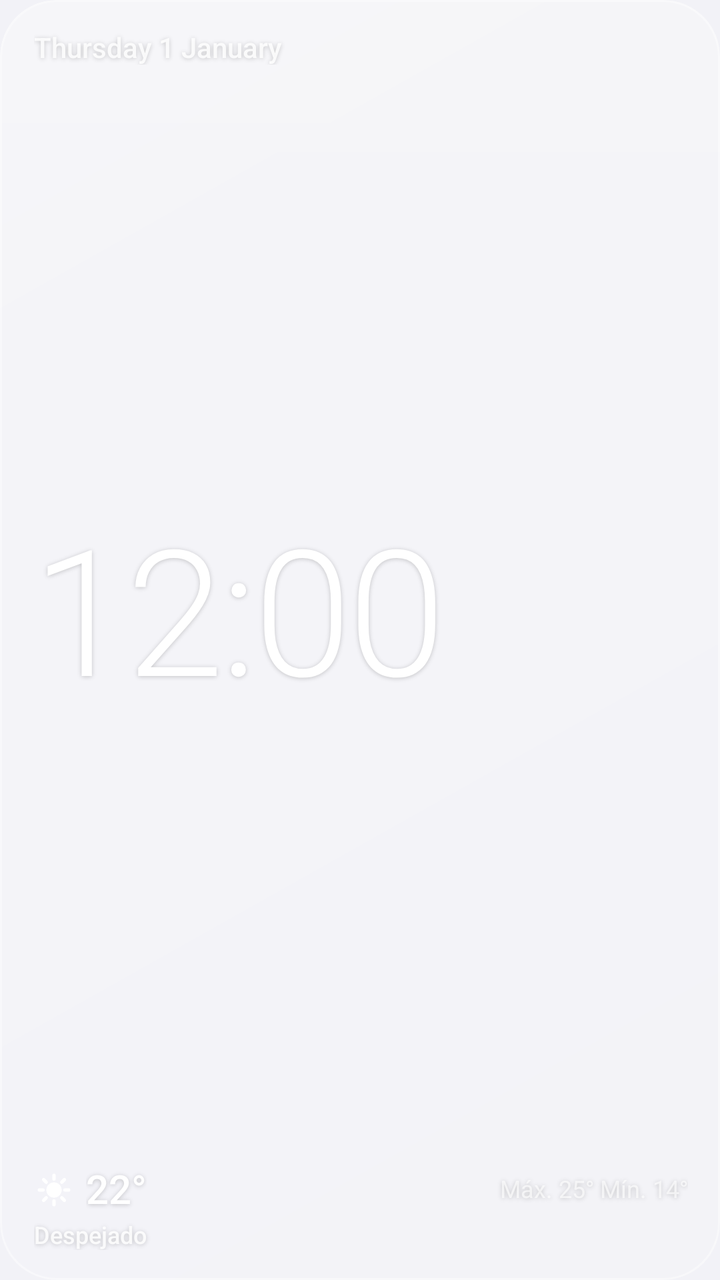
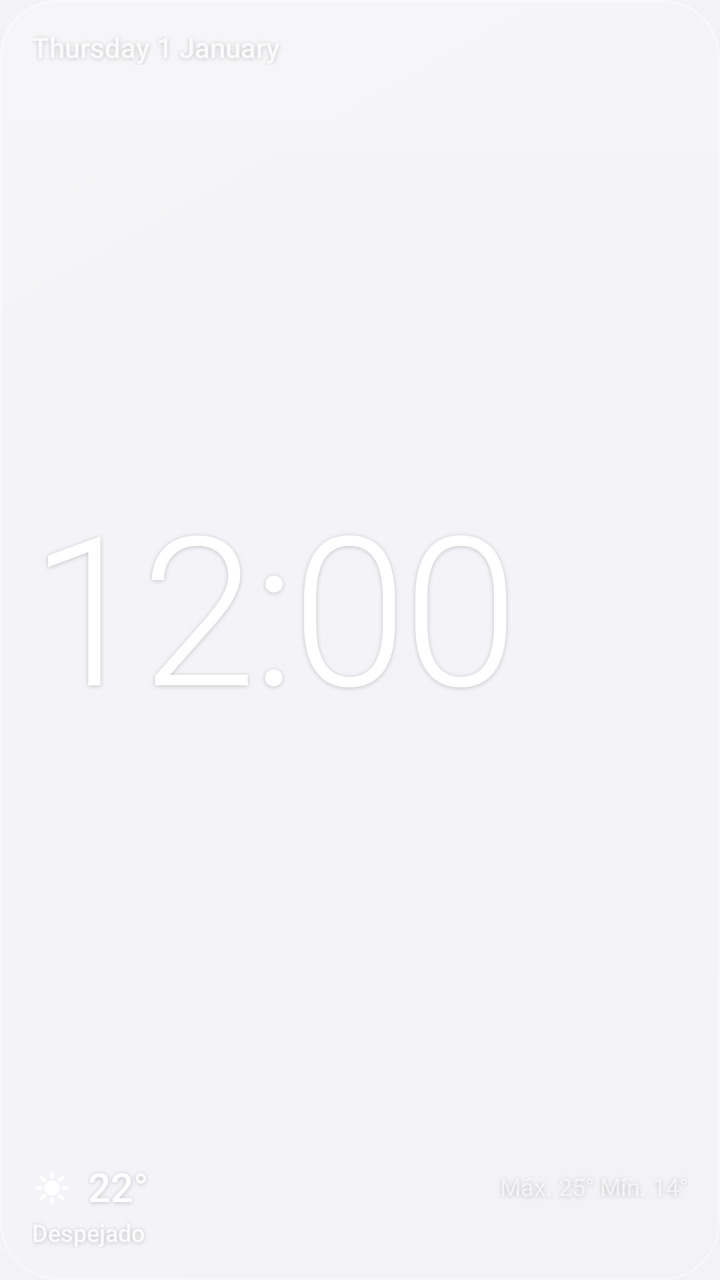

Screens rendered from an Android XML layout before and after an edit, with the pre-edit source and the edit as a unified diff.
<!-- AndroidManifest.xml: application theme Theme.IOSDroid -->
<!-- res/layout/widget_medium.xml -->
<?xml version="1.0" encoding="utf-8"?>
<FrameLayout xmlns:android="http://schemas.android.com/apk/res/android"
    android:id="@android:id/background"
    android:layout_width="match_parent"
    android:layout_height="match_parent"
    android:background="@drawable/widget_outline"
    android:clipToOutline="true">

    <ImageView
        android:id="@+id/glass"
        android:layout_width="match_parent"
        android:layout_height="match_parent"
        android:importantForAccessibility="no"
        android:scaleType="fitXY"
        android:src="@drawable/glass_fallback" />

    <LinearLayout
        android:layout_width="match_parent"
        android:layout_height="match_parent"
        android:orientation="vertical"
        android:paddingStart="17dp"
        android:paddingTop="16dp"
        android:paddingEnd="16dp"
        android:paddingBottom="15dp">

        <TextClock
            android:id="@+id/date"
            style="@style/WidgetText.Date"
            android:layout_width="match_parent"
            android:layout_height="wrap_content"
            android:textSize="14sp" />

        <TextClock
            android:id="@+id/time"
            style="@style/WidgetText.Time"
            android:layout_width="match_parent"
            android:layout_height="0dp"
            android:layout_weight="1"
            android:autoSizeMaxTextSize="88sp"
            android:gravity="start|center_vertical"
            android:textSize="64sp" />

        <LinearLayout
            android:id="@+id/weather"
            android:layout_width="match_parent"
            android:layout_height="wrap_content"
            android:orientation="vertical">

            <LinearLayout
                android:layout_width="match_parent"
                android:layout_height="wrap_content"
                android:gravity="center_vertical"
                android:orientation="horizontal">

                <ImageView
                    android:id="@+id/wx_icon"
                    android:layout_width="20dp"
                    android:layout_height="20dp"
                    android:importantForAccessibility="no"
                    android:src="@drawable/ic_wx_sun" />

                <TextView
                    android:id="@+id/temp"
                    style="@style/WidgetText.Temp"
                    android:layout_width="wrap_content"
                    android:layout_height="wrap_content"
                    android:layout_marginStart="6dp"
                    android:text="@string/sample_temp"
                    android:textSize="20sp" />

                <TextView
                    android:id="@+id/hilo"
                    style="@style/WidgetText.Tertiary"
                    android:layout_width="0dp"
                    android:layout_height="wrap_content"
                    android:layout_marginStart="10dp"
                    android:layout_weight="1"
                    android:gravity="end"
                    android:text="@string/sample_hilo" />
            </LinearLayout>

            <TextView
                android:id="@+id/condition"
                style="@style/WidgetText.Secondary"
                android:layout_width="match_parent"
                android:layout_height="wrap_content"
                android:layout_marginTop="4dp"
                android:text="@string/sample_condition" />
        </LinearLayout>
    </LinearLayout>
</FrameLayout>
<!-- resources referenced by this layout -->
<resources>
  <!-- drawable widget_outline (drawable) -->
  <?xml version="1.0" encoding="utf-8"?>
  <shape xmlns:android="http://schemas.android.com/apk/res/android" android:shape="rectangle">
      <solid android:color="#00000000" />
      <corners android:radius="@dimen/widget_radius" />
  </shape>
  <string name="sample_condition">Despejado</string>
  <string name="sample_hilo">Máx. 25°  Mín. 14°</string>
  <string name="sample_temp">22°</string>
  <style name="WidgetText.Date">
          <item name="android:textFontWeight">500</item>
          <item name="android:textColor">@color/widget_text_secondary</item>
          <item name="android:format12Hour">EEEE d MMMM</item>
          <item name="android:format24Hour">EEEE d MMMM</item>
      </style>
  <style name="WidgetText.Secondary">
          <item name="android:textFontWeight">500</item>
          <item name="android:textColor">@color/widget_text_secondary</item>
          <item name="android:textSize">12sp</item>
      </style>
  <style name="WidgetText.Temp">
          <item name="android:textFontWeight">500</item>
      </style>
  <style name="WidgetText.Tertiary">
          <item name="android:textColor">@color/widget_text_tertiary</item>
          <item name="android:textSize">12sp</item>
      </style>
  <style name="WidgetText.Time">
          <item name="android:textFontWeight">300</item>
          <item name="android:letterSpacing">-0.02</item>
          <item name="android:fontFeatureSettings">tnum</item>
          <item name="android:ellipsize">none</item>
          <item name="android:autoSizeTextType">uniform</item>
          <item name="android:autoSizeMinTextSize">24sp</item>
          <item name="android:autoSizeStepGranularity">1sp</item>
          <item name="android:format12Hour">h:mm</item>
          <item name="android:format24Hour">HH:mm</item>
      </style>
  <style name="Theme.IOSDroid" parent="android:Theme.Material.Light.NoActionBar">
          <item name="android:windowBackground">@color/ios_bg</item>
          <item name="android:colorAccent">@color/ios_blue</item>
          <item name="android:colorPrimary">@color/ios_bg</item>
          <item name="android:textColorPrimary">@color/ios_label</item>
          <item name="android:statusBarColor">@android:color/transparent</item>
          <item name="android:navigationBarColor">@android:color/transparent</item>
          <item name="android:windowLightStatusBar">true</item>
      </style>
  <dimen name="widget_radius">24dp</dimen>
  <color name="widget_text_secondary">#D9FFFFFF</color>
  <color name="widget_text_tertiary">#A6FFFFFF</color>
  <color name="ios_bg">#FFF2F2F7</color>
  <color name="ios_blue">#FF007AFF</color>
  <color name="ios_label">#FF000000</color>
  <!-- unchanged entries left out for length: 2 -->
</resources>

<!-- the commit's change to res/layout/widget_medium.xml (unified diff, before → after) -->
@@ -18,10 +18,7 @@
         android:layout_width="match_parent"
         android:layout_height="match_parent"
         android:orientation="vertical"
-        android:paddingStart="17dp"
-        android:paddingTop="16dp"
-        android:paddingEnd="16dp"
-        android:paddingBottom="15dp">
+        android:padding="16dp">
 
         <TextClock
             android:id="@+id/date"
@@ -30,15 +27,11 @@
             android:layout_height="wrap_content"
             android:textSize="14sp" />
 
-        <TextClock
-            android:id="@+id/time"
-            style="@style/WidgetText.Time"
+        <include
+            layout="@layout/widget_time"
             android:layout_width="match_parent"
             android:layout_height="0dp"
-            android:layout_weight="1"
-            android:autoSizeMaxTextSize="88sp"
-            android:gravity="start|center_vertical"
-            android:textSize="64sp" />
+            android:layout_weight="1" />
 
         <LinearLayout
             android:id="@+id/weather"
@@ -56,7 +49,6 @@
                     android:id="@+id/wx_icon"
                     android:layout_width="20dp"
                     android:layout_height="20dp"
-                    android:importantForAccessibility="no"
                     android:src="@drawable/ic_wx_sun" />
 
                 <TextView
@@ -64,19 +56,20 @@
                     style="@style/WidgetText.Temp"
                     android:layout_width="wrap_content"
                     android:layout_height="wrap_content"
-                    android:layout_marginStart="6dp"
                     android:text="@string/sample_temp"
-                    android:textSize="20sp" />
+                    android:textSize="20sp"
+                    android:layout_marginStart="8dp" />
 
                 <TextView
                     android:id="@+id/hilo"
                     style="@style/WidgetText.Tertiary"
                     android:layout_width="0dp"
                     android:layout_height="wrap_content"
-                    android:layout_marginStart="10dp"
+                    android:text="@string/sample_hilo"
+                    android:textSize="12sp"
                     android:layout_weight="1"
-                    android:gravity="end"
-                    android:text="@string/sample_hilo" />
+                    android:layout_marginStart="8dp"
+                    android:gravity="end" />
             </LinearLayout>
 
             <TextView
@@ -84,8 +77,88 @@
                 style="@style/WidgetText.Secondary"
                 android:layout_width="match_parent"
                 android:layout_height="wrap_content"
-                android:layout_marginTop="4dp"
-                android:text="@string/sample_condition" />
+                android:text="@string/sample_condition"
+                android:textSize="12sp"
+                android:layout_marginTop="4dp" />
         </LinearLayout>
     </LinearLayout>
 </FrameLayout>
+<!-- res/layout/widget_time.xml (included above) -->
+<?xml version="1.0" encoding="utf-8"?>
+<FrameLayout xmlns:android="http://schemas.android.com/apk/res/android"
+    android:id="@+id/time_box"
+    android:layout_width="match_parent"
+    android:layout_height="match_parent">
+
+    <TextClock
+        android:id="@+id/time_thin"
+        style="@style/WidgetText.Time.Thin"
+        android:layout_width="match_parent"
+        android:layout_height="match_parent"
+        android:gravity="start|center_vertical"
+        android:visibility="gone" />
+
+    <TextClock
+        android:id="@+id/time_light"
+        style="@style/WidgetText.Time.Light"
+        android:layout_width="match_parent"
+        android:layout_height="match_parent"
+        android:gravity="start|center_vertical"
+        android:visibility="visible" />
+
+    <TextClock
+        android:id="@+id/time_regular"
+        style="@style/WidgetText.Time.Regular"
+        android:layout_width="match_parent"
+        android:layout_height="match_parent"
+        android:gravity="start|center_vertical"
+        android:visibility="gone" />
+
+    <TextClock
+        android:id="@+id/time_bold"
+        style="@style/WidgetText.Time.Bold"
+        android:layout_width="match_parent"
+        android:layout_height="match_parent"
+        android:gravity="start|center_vertical"
+        android:visibility="gone" />
+
+    <TextClock
+        android:id="@+id/time_heavy"
+        style="@style/WidgetText.Time.Heavy"
+        android:layout_width="match_parent"
+        android:layout_height="match_parent"
+        android:gravity="start|center_vertical"
+        android:visibility="gone" />
+
+    <TextClock
+        android:id="@+id/time_condensed"
+        style="@style/WidgetText.Time.Condensed"
+        android:layout_width="match_parent"
+        android:layout_height="match_parent"
+        android:gravity="start|center_vertical"
+        android:visibility="gone" />
+
+    <TextClock
+        android:id="@+id/time_serif"
+        style="@style/WidgetText.Time.Serif"
+        android:layout_width="match_parent"
+        android:layout_height="match_parent"
+        android:gravity="start|center_vertical"
+        android:visibility="gone" />
+
+    <TextClock
+        android:id="@+id/time_mono"
+        style="@style/WidgetText.Time.Mono"
+        android:layout_width="match_parent"
+        android:layout_height="match_parent"
+        android:gravity="start|center_vertical"
+        android:visibility="gone" />
+
+    <TextClock
+        android:id="@+id/time_script"
+        style="@style/WidgetText.Time.Script"
+        android:layout_width="match_parent"
+        android:layout_height="match_parent"
+        android:gravity="start|center_vertical"
+        android:visibility="gone" />
+</FrameLayout>
<!-- resource entries referenced after the edit -->
@@ -27,16 +27,45 @@
           <item name="android:textColor">@color/widget_text_tertiary</item>
           <item name="android:textSize">12sp</item>
       </style>
-  <style name="WidgetText.Time">
+  <style name="WidgetText.Time.Bold">
+          <item name="android:textFontWeight">700</item>
+          <item name="android:textStyle">bold</item>
+          <item name="android:letterSpacing">-0.03</item>
+      </style>
+  <style name="WidgetText.Time.Condensed">
+          <item name="android:fontFamily">sans-serif-condensed</item>
+          <item name="android:textFontWeight">400</item>
+          <item name="android:letterSpacing">-0.01</item>
+      </style>
+  <style name="WidgetText.Time.Heavy">
+          <item name="android:textFontWeight">900</item>
+          <item name="android:textStyle">bold</item>
+          <item name="android:letterSpacing">-0.03</item>
+      </style>
+  <style name="WidgetText.Time.Light">
           <item name="android:textFontWeight">300</item>
-          <item name="android:letterSpacing">-0.02</item>
-          <item name="android:fontFeatureSettings">tnum</item>
-          <item name="android:ellipsize">none</item>
-          <item name="android:autoSizeTextType">uniform</item>
-          <item name="android:autoSizeMinTextSize">24sp</item>
-          <item name="android:autoSizeStepGranularity">1sp</item>
-          <item name="android:format12Hour">h:mm</item>
-          <item name="android:format24Hour">HH:mm</item>
+      </style>
+  <style name="WidgetText.Time.Mono">
+          <item name="android:fontFamily">monospace</item>
+          <item name="android:textFontWeight">400</item>
+          <item name="android:letterSpacing">-0.04</item>
+      </style>
+  <style name="WidgetText.Time.Regular">
+          <item name="android:textFontWeight">400</item>
+      </style>
+  <style name="WidgetText.Time.Script">
+          <item name="android:fontFamily">cursive</item>
+          <item name="android:textFontWeight">700</item>
+          <item name="android:textStyle">bold</item>
+          <item name="android:letterSpacing">0</item>
+      </style>
+  <style name="WidgetText.Time.Serif">
+          <item name="android:fontFamily">serif</item>
+          <item name="android:textFontWeight">400</item>
+          <item name="android:letterSpacing">0</item>
+      </style>
+  <style name="WidgetText.Time.Thin">
+          <item name="android:textFontWeight">200</item>
       </style>
   <style name="Theme.IOSDroid" parent="android:Theme.Material.Light.NoActionBar">
           <item name="android:windowBackground">@color/ios_bg</item>
